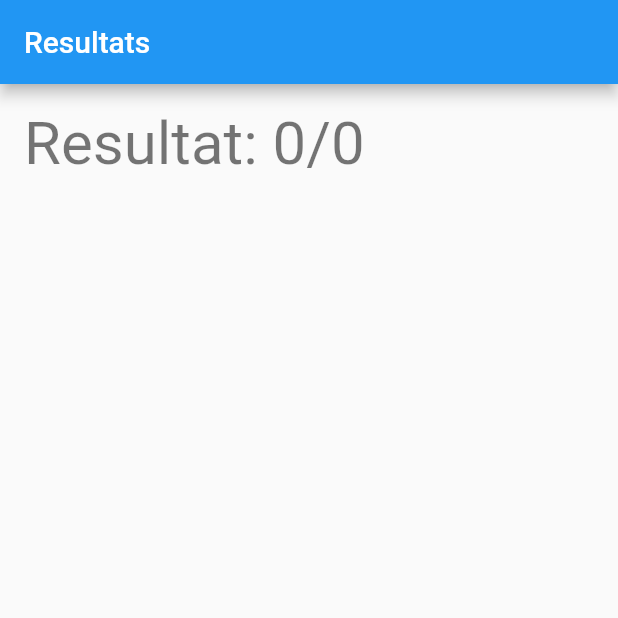
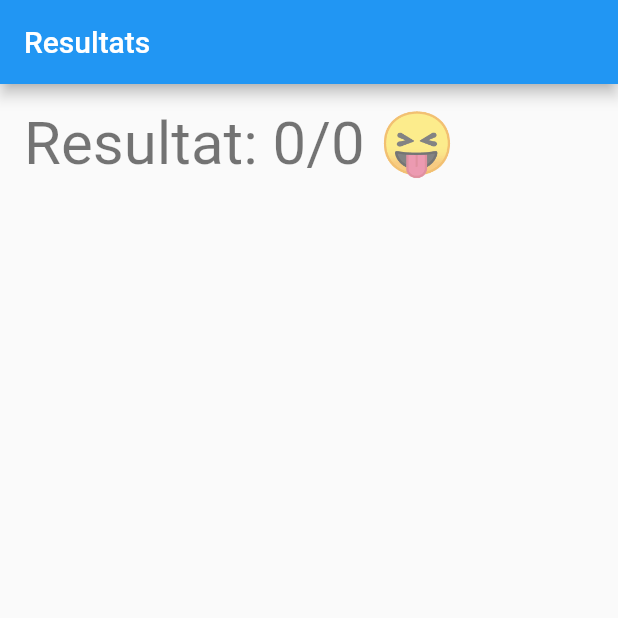
Before and after one commit to petrussola/vtv-app, a Flutter app: the ResultatsPage screen opened directly, on a phone screen of 412 x 824 dp, the top half of it. Run offline on Flutter 3.47's test engine with Material 2 defaults, Android fonts, the phone set to English and light mode, and no system bars.

Commit message:
Add emoji result

```diff
--- a/lib/resultats_page.dart
+++ b/lib/resultats_page.dart
@@ -13,6 +13,23 @@ class ResultatsPage extends StatelessWidget {
     List<Score> scoreTracking = appState.getScoreTracking();
     Iterable<Score> correctAnswers =
         scoreTracking.where((answer) => answer.isValidAnswer);
+    double percentValid = correctAnswers.length / scoreTracking.length;
+
+    String scoreEmoji() {
+      if (percentValid == 1) {
+        return '🙌';
+      }
+
+      if (percentValid >= 0.75) {
+        return '👍';
+      }
+
+      if (percentValid >= 0.5) {
+        return '😐';
+      }
+
+      return '😝';
+    }
 
     return SafeArea(
       child: Scaffold(
@@ -23,11 +40,10 @@ class ResultatsPage extends StatelessWidget {
           padding: const EdgeInsets.all(16.0),
           child: SizedBox(
               width: MediaQuery.of(context).size.width,
-              child: Column(
-                crossAxisAlignment: CrossAxisAlignment.start,
+              child: ListView(
                 children: [
                   Text(
-                    'Resultat: ${correctAnswers.length}/${scoreTracking.length}',
+                    'Resultat: ${correctAnswers.length}/${scoreTracking.length} ${scoreEmoji()}',
                     style: Theme.of(context).textTheme.headlineLarge,
                   ),
                   ...generateResults(preguntes, scoreTracking),
```
